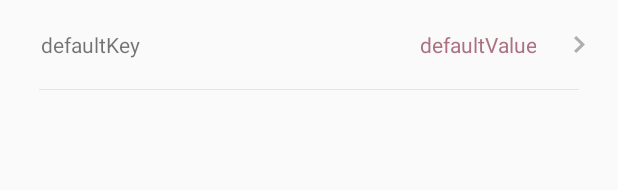
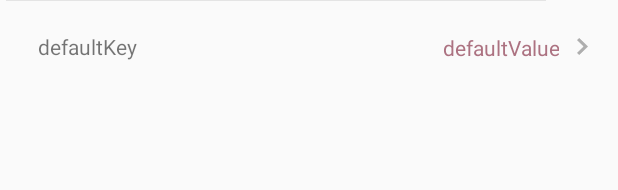
Before and after one commit to hg4/jiangnankezhan, an Android app: the layout baseinfo_item.xml on its own in the app's theme, with its tools: preview values and no code run, on a phone screen of 412 x 824 dp. Shown: the top 190 px of the screen. Run offline under Robolectric (Android 15) with nearby library versions, the phone set to English and light mode, and no system bars.

Commit message:
123
1111

```diff
--- a/app/src/main/java/com/example/hg4/jiangnankezhan/PersonInfoActivity.java
+++ b/app/src/main/java/com/example/hg4/jiangnankezhan/PersonInfoActivity.java
@@ -98,6 +98,9 @@ public class PersonInfoActivity extends AppCompatActivity {
 
 							}
 						});
+						AlertDialog dialog=builder.create();
+						dialog.getButton(DialogInterface.BUTTON_NEGATIVE).setTextColor(getResources().getColor(R.color.colorAccent));
+						dialog.getButton(DialogInterface.BUTTON_POSITIVE).setTextColor(getResources().getColor(R.color.colorAccent));
 						builder.create().show();
 						break;
 				}
--- a/app/src/main/res/layout/activity_person_info.xml
+++ b/app/src/main/res/layout/activity_person_info.xml
@@ -105,7 +105,7 @@
             android:layout_height="130dp"
             android:layout_gravity="bottom|center"
             android:layout_marginBottom="10dp"
-            android:src="@drawable/icon_test"
+            android:src="@drawable/def_ava_round"
             app:civ_border_color="#80ffffff"
             app:civ_border_width="5dp"/>
 
--- a/app/src/main/res/layout/baseinfo_item.xml
+++ b/app/src/main/res/layout/baseinfo_item.xml
@@ -2,50 +2,59 @@
 <LinearLayout
     xmlns:android="http://schemas.android.com/apk/res/android"
     xmlns:app="http://schemas.android.com/apk/res-auto"
+    xmlns:tools="http://schemas.android.com/tools"
     android:layout_width="match_parent"
     android:layout_height="61dp"
     android:orientation="vertical">
 
-    <LinearLayout
-        xmlns:android="http://schemas.android.com/apk/res/android"
-        xmlns:app="http://schemas.android.com/apk/res-auto"
-        xmlns:tools="http://schemas.android.com/tools"
+    <android.support.constraint.ConstraintLayout
         android:layout_width="match_parent"
-        android:layout_height="59dp"
-        android:orientation="horizontal">
+        android:layout_height="match_parent">
 
         <TextView
             android:id="@+id/info_key"
-            android:layout_width="180dp"
+            android:layout_width="wrap_content"
             android:layout_height="wrap_content"
-            android:layout_gravity="center_vertical"
-            android:layout_marginLeft="27dp"
+
             android:text="defaultKey"
-            />
+            app:layout_constraintBottom_toBottomOf="parent"
+            app:layout_constraintTop_toTopOf="parent"
+            android:layout_marginLeft="25dp"
+            app:layout_constraintLeft_toLeftOf="parent"/>
 
         <TextView
             android:id="@+id/info_value"
-            android:layout_width="150dp"
+            android:layout_width="wrap_content"
             android:layout_height="wrap_content"
-            android:layout_gravity="center_vertical"
+
             android:text="defaultValue"
             android:textAlignment="textEnd"
-            android:textColor="@color/colorRed"/>
+            android:textColor="@color/colorRed"
+            app:layout_constraintTop_toTopOf="parent"
+            app:layout_constraintBottom_toBottomOf="parent"
+            app:layout_constraintRight_toLeftOf="@+id/info_edit"
+            android:layout_marginRight="12dp"
+            app:layout_constraintVertical_bias="0.522"/>
 
         <ImageButton
             android:id="@+id/info_edit"
             android:layout_width="wrap_content"
             android:layout_height="wrap_content"
-            android:layout_gravity="center_vertical"
-            android:layout_marginLeft="25dp"
+
             android:background="@null"
-            app:srcCompat="@drawable/info_next_icon"/>
-    </LinearLayout>
+            app:srcCompat="@drawable/info_next_icon"
+            app:layout_constraintTop_toTopOf="parent"
+            app:layout_constraintBottom_toBottomOf="parent"
+            android:layout_marginRight="20dp"
+            app:layout_constraintVertical_bias="0.51"
+            app:layout_constraintRight_toRightOf="parent"/>
 
-    <ImageView
-        android:id="@+id/imageView4"
-        android:layout_width="match_parent"
-        android:layout_height="wrap_content"
-        app:srcCompat="@drawable/uni_div"/>
+        <ImageView
+            android:id="@+id/imageView4"
+            android:layout_width="368dp"
+            android:layout_height="wrap_content"
+            app:srcCompat="@drawable/uni_div"
+          />
+    </android.support.constraint.ConstraintLayout>
 
 </LinearLayout>
--- a/app/src/main/res/layout/nav_header_main.xml
+++ b/app/src/main/res/layout/nav_header_main.xml
@@ -23,7 +23,7 @@
         >
 
         <ImageView
-            android:id="@+id/image"
+            android:id="@+id/holder"
             android:layout_width="111dp"
             android:layout_height="111dp"
             android:layout_gravity="center"
@@ -31,11 +31,11 @@
             />
 
         <ImageView
-            android:id="@+id/holder"
+            android:id="@+id/image"
             android:layout_width="59dp"
             android:layout_height="59dp"
             android:layout_gravity="center"
-            app:srcCompat="@drawable/icon_test"/>
+            app:srcCompat="@drawable/def_ava"/>
 
     </FrameLayout>
 
--- a/app/src/main/res/layout/nicknamedialog.xml
+++ b/app/src/main/res/layout/nicknamedialog.xml
@@ -22,6 +22,7 @@
         android:ems="10"
         android:hint="请输入昵称"
         android:inputType="textPersonName"
+        android:background="@drawable/uni_div"
         android:textSize="16sp"
         android:layout_marginLeft="30dp"
         app:layout_constraintLeft_toLeftOf="parent"
```
Also changed, not shown: app/src/main/res/drawable-xxhdpi/def_ava.png (added), app/src/main/res/drawable-xxhdpi/def_ava_round.png (added).
